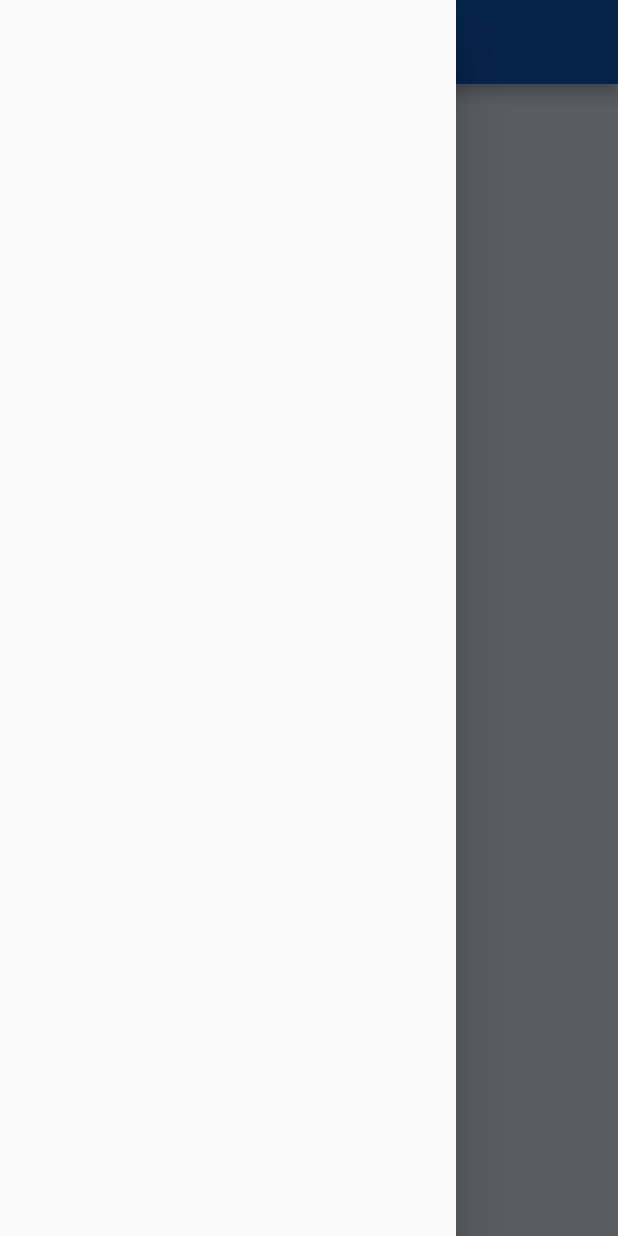
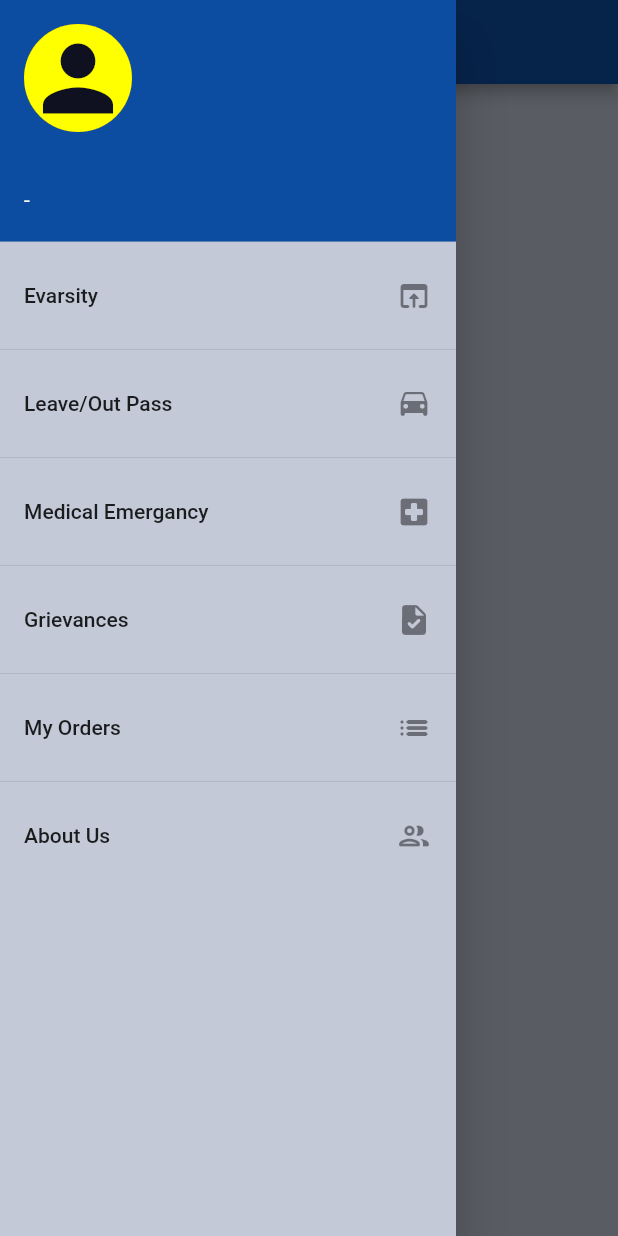
Before and after one commit to ArpitTripathi945/SRM-Aikyam, a Flutter app: the MessView screen opened directly, with the side drawer open, on a phone screen of 412 x 824 dp. Run offline on Flutter 3.47's test engine with Material 2 defaults, Android fonts, the phone set to English and light mode, and no system bars; our stand-ins replace cloud_firestore, firebase_auth, firebase_core, fluttertoast, google_fonts; accounts and stored records are empty.

Commit message:
Implemented login and mess

```diff
--- a/lib/screens/mess_view.dart
+++ b/lib/screens/mess_view.dart
@@ -5,7 +5,11 @@ import 'package:flutter/src/widgets/container.dart';
 import 'package:flutter/src/widgets/framework.dart';
 import 'package:fluttertoast/fluttertoast.dart';
 import 'package:google_fonts/google_fonts.dart';
+import 'package:srmthon/models/user_model.dart';
+import 'package:srmthon/screens/profile_view.dart';
+
 import 'package:srmthon/spinner.dart';
+import 'package:url_launcher/url_launcher.dart';
 
 class MessView extends StatefulWidget {
   const MessView({super.key});
@@ -16,8 +20,21 @@ class MessView extends StatefulWidget {
 
 class _MessViewState extends State<MessView> {
   User? user = FirebaseAuth.instance.currentUser;
+  UserModel currentuser = UserModel();
   final CollectionReference ref =
       FirebaseFirestore.instance.collection('messmenu');
+  final CollectionReference userref =
+      FirebaseFirestore.instance.collection('users');
+
+  @override
+  void initState() {
+    super.initState();
+    userref.doc(user!.uid).get().then((value) {
+      this.currentuser = UserModel.fromMap(value.data());
+      setState(() {});
+    });
+  }
+
   @override
   Widget build(BuildContext context) {
     return Material(
@@ -26,7 +43,81 @@ class _MessViewState extends State<MessView> {
             backgroundColor: Color.fromARGB(255, 12, 77, 162),
             title: Text("SRM - Mess"),
           ),
-          drawer: Drawer(),
+          drawer: Drawer(
+            backgroundColor: Color.fromARGB(255, 195, 201, 215),
+            child: ListView(
+              children: <Widget>[
+                UserAccountsDrawerHeader(
+                  decoration: BoxDecoration(
+                    color: Color.fromARGB(255, 12, 77, 162),
+                  ),
+                  accountName: Text('${currentuser.name}'),
+                  accountEmail: Text(
+                      '${currentuser.block}' '-' + '${currentuser.roomno}'),
+                  currentAccountPicture: CircleAvatar(
+                    backgroundColor: Colors.white,
+                    maxRadius: 59.0,
+                    child: CircleAvatar(
+                      backgroundColor: Colors.black,
+                      maxRadius: 55.0,
+                      child: CircleAvatar(
+                        maxRadius: 50.0,
+                        backgroundColor: Colors.yellowAccent,
+                        child: Icon(
+                          Icons.person,
+                          size: 70.0,
+                          color: Color.fromARGB(255, 15, 17, 32),
+                        ),
+                      ),
+                    ),
+                  ),
+                ),
+                ListTile(
+                  title: Text("Evarsity"),
+                  trailing: Icon(Icons.open_in_browser_rounded),
+                  onTap: () {},
+                ),
+                Divider(
+                  thickness: 0.5,
+                ),
+                ListTile(
+                  title: Text("Leave/Out Pass"),
+                  trailing: Icon(Icons.time_to_leave_rounded),
+                ),
+                Divider(
+                  thickness: 0.5,
+                ),
+                ListTile(
+                  title: Text("Medical Emergancy"),
+                  trailing: Icon(Icons.local_hospital_rounded),
+                ),
+                Divider(
+                  thickness: 0.5,
+                ),
+                ListTile(
+                  title: Text("Grievances"),
+                  trailing: Icon(Icons.task_rounded),
+                  onTap: () {},
+                ),
+                Divider(
+                  thickness: 0.5,
+                ),
+                ListTile(
+                  title: Text("My Orders"),
+                  trailing: Icon(Icons.list_rounded),
+                  onTap: () {},
+                ),
+                Divider(
+                  thickness: 0.5,
+                ),
+                ListTile(
+                  title: Text("About Us"),
+                  trailing: Icon(Icons.people_outline_rounded),
+                  onTap: () {},
+                ),
+              ],
+            ),
+          ),
           backgroundColor: Color.fromARGB(255, 195, 201, 215),
           body: Column(children: [
             SizedBox(
--- a/pubspec.yaml
+++ b/pubspec.yaml
@@ -39,6 +39,7 @@ dependencies:
   email_validator: '^2.1.16'
   intl: ^0.17.0
   fluttertoast: ^8.0.9
+  url_launcher: ^6.1.6
 
 dev_dependencies:
   flutter_test:
```
Also changed, not shown: pubspec.lock, 5 other files.
